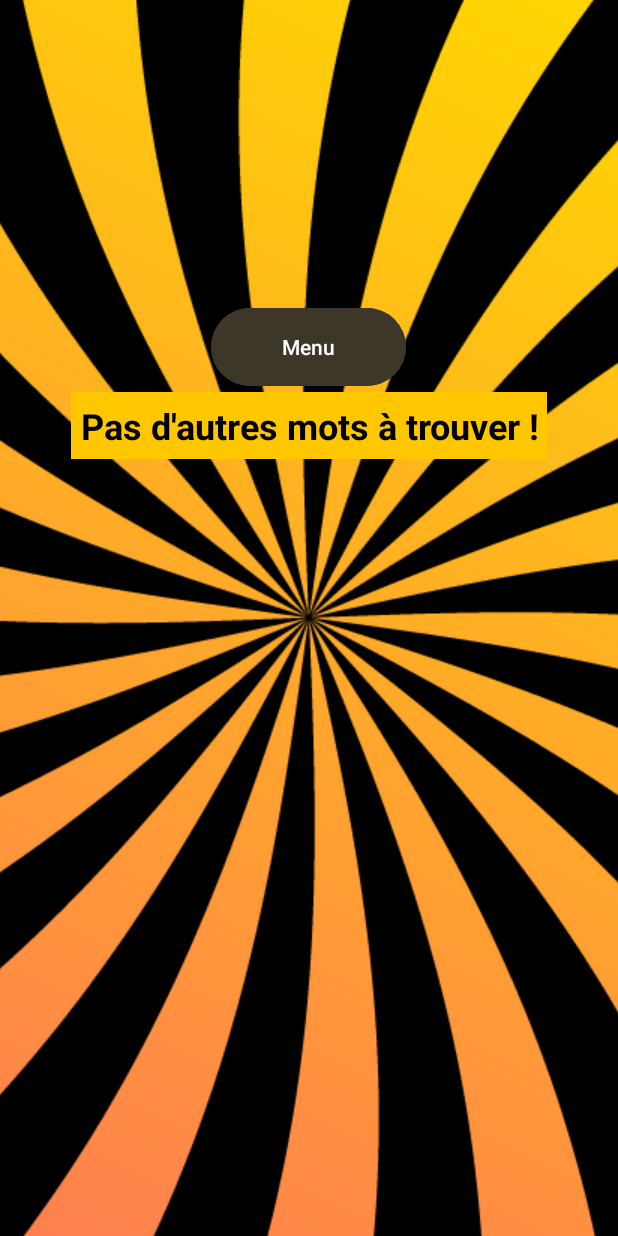
After one commit to Vallyiast/DeutscheQuizzApp, an Android app: the GuessActivity screen opened directly, with no data from a screen before it, on a phone screen of 412 x 824 dp. The commit adds this screen. Run offline under Robolectric (Android 15) with nearby library versions, the phone set to English and light mode, and no system bars.

Commit message:
guess_activity

```diff
--- a/app/src/main/AndroidManifest.xml
+++ b/app/src/main/AndroidManifest.xml
@@ -25,6 +25,9 @@
             android:name=".MenuActivity"
             android:exported="false" />
         <activity
+            android:name=".GuessActivity"
+            android:exported="false" />
+        <activity
             android:name=".MainActivity"
             android:exported="true">
             <intent-filter>
--- a/app/src/main/assets/noms.txt
+++ b/app/src/main/assets/noms.txt
@@ -1 +1,4 @@
 das Gehalt;le salaire
+die Umfrage;le sondage
+die Arbeitslosigkeit;le chomage
+die Stelle;le poste
--- /dev/null
+++ b/app/src/main/java/com/example/deutschquiz/CommonUses.java
@@ -0,0 +1,36 @@
+package com.example.deutschquiz;
+
+import android.content.res.AssetManager;
+import android.util.Log;
+
+import androidx.appcompat.app.AppCompatActivity;
+
+import java.io.BufferedReader;
+import java.io.IOException;
+import java.io.InputStream;
+import java.io.InputStreamReader;
+import java.util.ArrayList;
+import java.util.List;
+
+public class CommonUses {
+
+
+    public static List<String[]> getThemeList(AppCompatActivity context, String theme) {
+        List<String[]> dictionnaire = new ArrayList<>();
+        try {
+            AssetManager am = context.getAssets();
+            InputStream is = am.open(theme + ".txt");
+
+            BufferedReader reader = new BufferedReader(new InputStreamReader(is));
+            String ligne;
+            while ((ligne = reader.readLine()) != null) {
+                dictionnaire.add(ligne.split(";"));
+            }
+            reader.close();
+        } catch (IOException e) {
+            Log.d("CommonUses",theme+" list not found");
+        }
+        return dictionnaire;
+    }
+
+}
--- /dev/null
+++ b/app/src/main/java/com/example/deutschquiz/GuessActivity.java
@@ -0,0 +1,72 @@
+package com.example.deutschquiz;
+
+import static android.view.View.INVISIBLE;
+
+import android.os.Bundle;
+import android.widget.Button;
+import android.widget.LinearLayout;
+import android.widget.TextView;
+
+import androidx.appcompat.app.AppCompatActivity;
+
+import java.util.ArrayList;
+import java.util.Collection;
+import java.util.Collections;
+import java.util.List;
+
+public class GuessActivity extends AppCompatActivity {
+
+    Button main, forget_button,recall_button,boutton_mot;
+    LinearLayout cadre;
+    TextView title;
+    List<String[]> dictionnaire = new ArrayList<>();
+    List<Integer> indexList = new ArrayList<>();
+    int indexCourant;
+
+    int changement_mot;
+
+    @Override
+    protected void onCreate(Bundle savedInstanceState) {
+        super.onCreate(savedInstanceState);
+        setContentView(R.layout.activity_guess);
+
+        main = findViewById(R.id.main_menu);
+        title = findViewById(R.id.title);
+        cadre = findViewById(R.id.cadre);
+        boutton_mot = findViewById(R.id.word);
+        forget_button = findViewById(R.id.forget);
+        recall_button = findViewById(R.id.recall);
+
+        dictionnaire = CommonUses.getThemeList(this,getIntent().getStringExtra("destination"));
+        indexList = java.util.stream.IntStream.range(1, dictionnaire.size()).boxed().collect(java.util.stream.Collectors.toList());
+        Collections.shuffle(indexList);
+        main.setOnClickListener(v -> finish());
+
+        updateQuestion();
+        forget_button.setOnClickListener(v -> {
+            indexList.add(indexCourant);
+            updateQuestion();
+        });
+        recall_button.setOnClickListener(v -> {
+            updateQuestion();
+        });
+    }
+
+    private void updateQuestion() {
+        changement_mot = 0;
+        if (indexList.isEmpty()) {
+            title.setText("Pas d'autres mots à trouver !");
+            cadre.setVisibility(INVISIBLE);
+        } else {
+            indexCourant = indexList.get(0);
+            indexList.remove(0);
+            boutton_mot.setText(dictionnaire.get(indexCourant)[0]);
+
+            boutton_mot.setOnClickListener(v -> {
+                changement_mot = 1 - changement_mot;
+                cadre.animate().rotationBy(360f).setDuration(300).start();
+                boutton_mot.setText(dictionnaire.get(indexCourant)[changement_mot]);
+            });
+        }
+    }
+}
--- a/app/src/main/res/drawable/background_gradient.xml
+++ b/app/src/main/res/drawable/background_gradient.xml
@@ -6,6 +6,8 @@
         android:angle="100"
         android:startColor="#b1894e"
         android:endColor="#ffffff"
-        android:centerColor="#b1894e" />
+        android:centerColor="#b1894e"
+        />
+
 
 </shape>
--- /dev/null
+++ b/app/src/main/res/drawable/background_spiral_grad.xml
@@ -0,0 +1,24 @@
+<layer-list xmlns:android="http://schemas.android.com/apk/res/android">
+
+    <!-- Couche 1 : le dégradé -->
+    <item>
+        <shape android:shape="rectangle">
+            <gradient
+                android:startColor="#FF7F50"
+                android:endColor="#FFD700"
+                android:angle="45" />
+        </shape>
+    </item>
+
+    <!-- Couche 2 : l’image semi-transparente -->
+    <item>
+
+        <bitmap
+            android:src="@drawable/spiral"
+            android:gravity="center"
+
+            android:alpha="128" /> <!-- 128 = 50% transparent -->
+
+    </item>
+
+</layer-list>
--- /dev/null
+++ b/app/src/main/res/layout/activity_guess.xml
@@ -0,0 +1,87 @@
+
+<LinearLayout
+    xmlns:android="http://schemas.android.com/apk/res/android"
+    android:orientation="vertical"
+    android:padding="16dp"
+    android:id="@+id/conteneur"
+    android:layout_width="match_parent"
+    android:gravity="center"
+    android:background="@drawable/background_spiral_grad"
+    android:layout_height="match_parent">
+
+    <Button
+        android:id="@+id/main_menu"
+        android:layout_width="130dp"
+        android:layout_height="60dp"
+        android:text="Menu"
+        android:textColor="#ffffff"
+        android:backgroundTint="#3d3729"
+        android:textAlignment="center" />
+
+    <TextView
+        android:id="@+id/title"
+        android:layout_width="wrap_content"
+        android:layout_height="wrap_content"
+        android:background="#FFc700"
+        android:padding="6dp"
+        android:text="Trouver la traduction"
+        android:textAlignment="center"
+        android:textColor="#000000"
+        android:textSize="24sp"
+        android:textStyle="bold" />
+
+    <LinearLayout
+        android:id="@+id/cadre"
+        android:layout_width="200dp"
+        android:layout_height="300dp"
+        android:orientation="vertical"
+        android:gravity="center"
+        android:padding="12dp"
+        android:background="#3d3730"
+        android:alpha="0.995"
+        android:layout_marginTop="16dp">
+
+        <Button
+            android:id="@+id/word"
+            android:layout_width="130dp"
+            android:layout_height="60dp"
+            android:layout_marginBottom="42dp"
+            android:text="Word"
+            android:textColor="#ffffff"
+            android:backgroundTint="#3d3729"
+            android:textAlignment="center" />
+
+
+
+        <LinearLayout
+            style="?android:attr/buttonBarStyle"
+            android:layout_width="wrap_content"
+            android:layout_height="wrap_content"
+            android:orientation="horizontal"
+            android:layout_marginTop="16dp">
+
+            <Button
+                android:id="@+id/forget"
+                style="?android:attr/buttonBarButtonStyle"
+                android:layout_width="60dp"
+                android:layout_height="wrap_content"
+                android:layout_margin="8dp"
+                android:backgroundTint="#c63927"
+                android:text="F"
+                android:textColor="#ffffff" />
+
+            <Button
+                android:id="@+id/recall"
+                style="?android:attr/buttonBarButtonStyle"
+                android:layout_width="60dp"
+                android:layout_height="wrap_content"
+                android:layout_margin="8dp"
+                android:backgroundTint="#317f43"
+                android:text="R"
+                android:textColor="#ffffff" />
+
+        </LinearLayout>
+    </LinearLayout>
+
+
+</LinearLayout>
```
Also changed, not shown: app/src/main/java/com/example/deutschquiz/MenuActivity.java (+8 -5 lines), app/src/main/java/com/example/deutschquiz/QCMActivity.java (+1 -16 lines), app/src/main/java/com/example/deutschquiz/WriteActivity.java (+1 -16 lines), app/src/main/res/layout/activity_menu.xml (+11 -3 lines), app/src/main/res/drawable/illusion3.webp (added), app/src/main/res/drawable/illusion_well.jpg (added), app/src/main/res/drawable/spiral.png (added), app/src/main/res/drawable/strip_stripped.jpeg (added).
